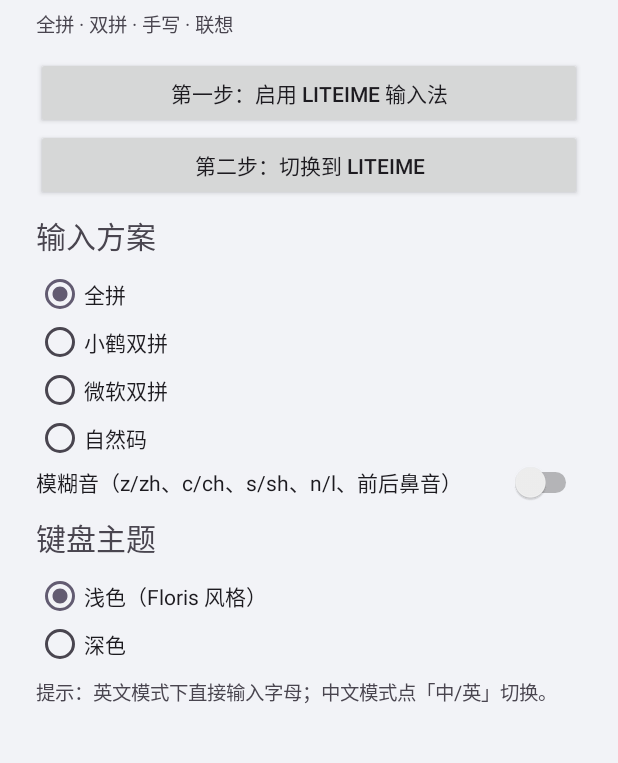
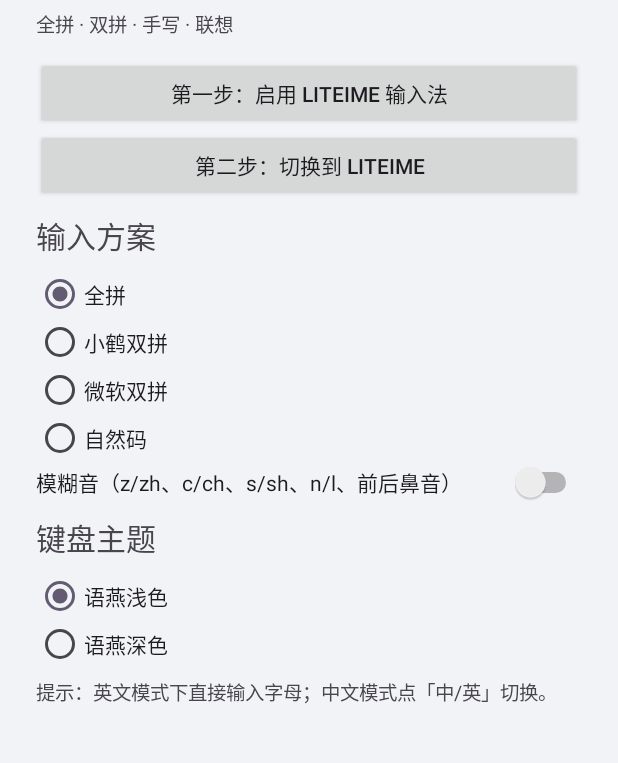
Before and after one commit to xh-like/Liteme, an Android app: the screen it shows after launch (MainActivity), on a phone screen of 412 x 824 dp, the part 105-868 px from its top. Run offline under Robolectric (Android 15) with nearby library versions, the phone set to English and light mode, and no system bars.

Commit message:
Port YuyanIme UI style: toolbar, number row, icon keys, Material themes

```diff
--- a/android/app/src/main/java/com/liteime/ime/MainActivity.kt
+++ b/android/app/src/main/java/com/liteime/ime/MainActivity.kt
@@ -74,10 +74,10 @@ class MainActivity : Activity() {
         root.addView(title("键盘主题"))
         val themeGroup = RadioGroup(this)
         val themes = listOf(
-            "light" to "浅色（Floris 风格）",
-            "dark" to "深色",
+            "material_light" to "语燕浅色",
+            "material_dark" to "语燕深色",
         )
-        val currentTheme = prefs.getString("theme", "light")
+        val currentTheme = prefs.getString("theme", "material_light")
         for ((key, label) in themes) {
             val rb = RadioButton(this).apply {
                 text = label
```
